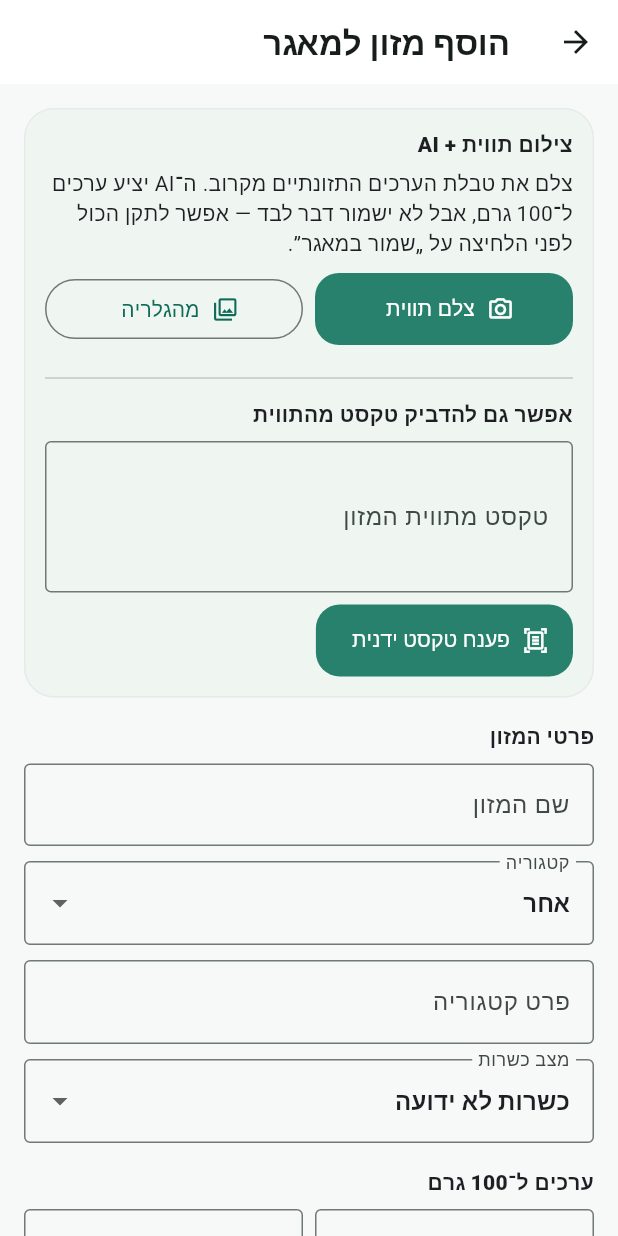
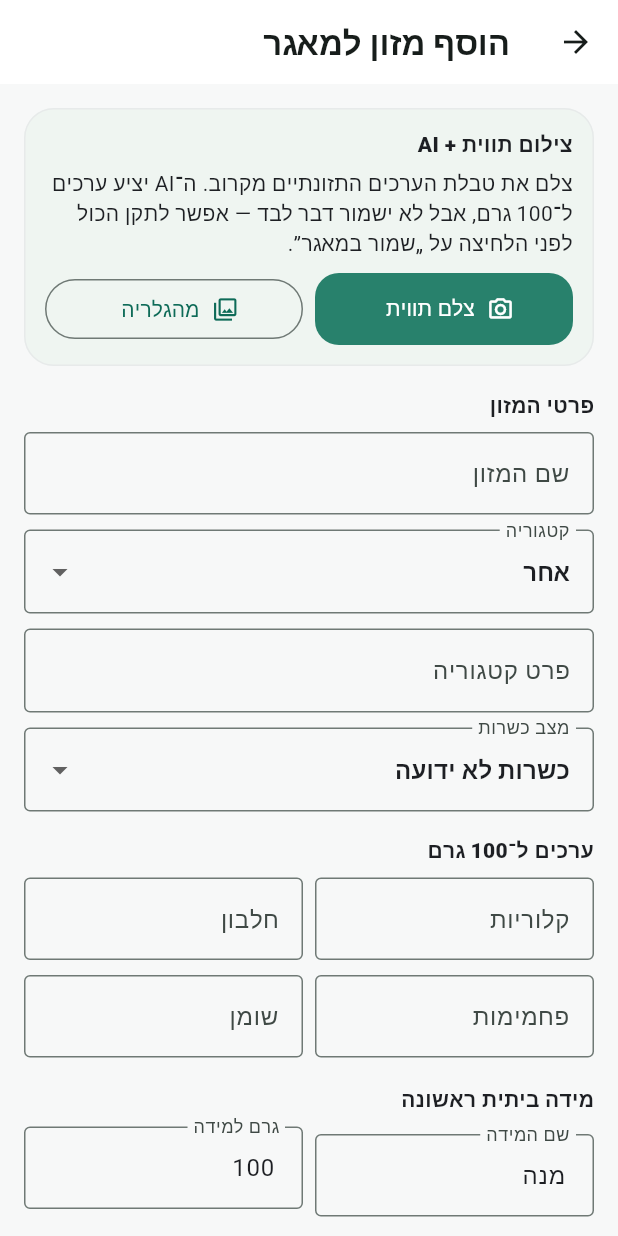
Before and after one commit to shmulik33-star/healthy-lifestyle-app, a Flutter app: the screen it shows after launch, item 2 of the bottom bar chosen, after a tap on "הוסף מזון למאגר", on a phone screen of 412 x 824 dp. Run offline on Flutter 3.47's test engine with Material 3 defaults, Android fonts, the phone set to English and light mode, and no system bars; our stand-ins replace image_picker, shared_preferences.

Commit message:
Remove manual nutrition label text parser UI

```diff
--- a/lib/features/nutrition/add_food_to_catalog_screen.dart
+++ b/lib/features/nutrition/add_food_to_catalog_screen.dart
@@ -24,7 +24,6 @@ class _AddFoodToCatalogScreenState extends State<AddFoodToCatalogScreen> {
   final fat = TextEditingController();
   final unitName = TextEditingController(text: 'מנה');
   final unitGrams = TextEditingController(text: '100');
-  final labelText = TextEditingController();
 
   String category = 'אחר';
   KosherStatus kosherStatus = KosherStatus.unknown;
@@ -47,7 +46,6 @@ class _AddFoodToCatalogScreenState extends State<AddFoodToCatalogScreen> {
       fat,
       unitName,
       unitGrams,
-      labelText,
     ]) {
       c.dispose();
     }
@@ -160,38 +158,6 @@ class _AddFoodToCatalogScreenState extends State<AddFoodToCatalogScreen> {
     }
   }
 
-  void _parseLabel() {
-    final text = labelText.text;
-    double? find(List<String> keys) {
-      for (final key in keys) {
-        final re = RegExp(
-          '$key[^0-9]{0,15}([0-9]+(?:[.,][0-9]+)?)',
-          caseSensitive: false,
-        );
-        final match = re.firstMatch(text);
-        if (match != null) {
-          return double.tryParse(match.group(1)!.replaceAll(',', '.'));
-        }
-      }
-      return null;
-    }
-
-    final c = find(['קלוריות', 'kcal']);
-    final p = find(['חלבון']);
-    final cb = find(['פחמימות']);
-    final f = find(['שומן']);
-    if (c != null) calories.text = _formatNumber(c);
-    if (p != null) protein.text = _formatNumber(p);
-    if (cb != null) carbs.text = _formatNumber(cb);
-    if (f != null) fat.text = _formatNumber(f);
-    setState(() {});
-    ScaffoldMessenger.of(context).showSnackBar(
-      const SnackBar(
-        content: Text('הפענוח הידני הושלם. יש לבדוק את הנתונים לפני שמירה.'),
-      ),
-    );
-  }
-
   @override
   Widget build(BuildContext context) {
     final showKosherFields = widget.state.kosherEnabled;
@@ -297,29 +263,6 @@ class _AddFoodToCatalogScreenState extends State<AddFoodToCatalogScreen> {
                       ),
                     ),
                   ],
-                  const SizedBox(height: 14),
-                  const Divider(),
-                  const SizedBox(height: 6),
-                  const Text(
-                    'אפשר גם להדביק טקסט מהתווית',
-                    style: TextStyle(fontWeight: FontWeight.w700),
-                  ),
-                  const SizedBox(height: 8),
-                  TextField(
-                    controller: labelText,
-                    minLines: 3,
-                    maxLines: 6,
-                    decoration: const InputDecoration(
-                      labelText: 'טקסט מתווית המזון',
-                      border: OutlineInputBorder(),
-                    ),
-                  ),
-                  const SizedBox(height: 8),
-                  FilledButton.tonalIcon(
-                    onPressed: _parseLabel,
-                    icon: const Icon(Icons.document_scanner_outlined),
-                    label: const Text('פענח טקסט ידנית'),
-                  ),
                 ],
               ),
             ),
```
